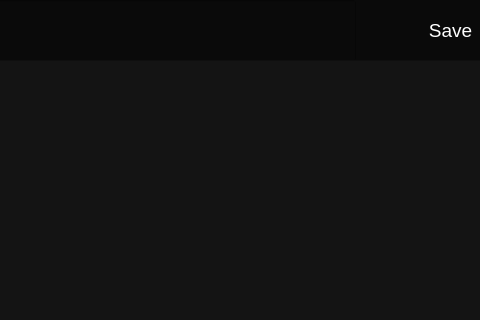
The window that Plus_Note.ui (archeopteryx-bit/qt_yalyceum_project) describes before a commit, drawn with Qt 5; both pictures show x 315 to 795 and y 0 to 320 of the 795 by 629 pixel window.
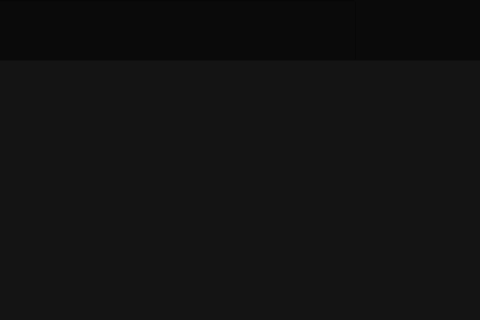
The same window after the commit. Icons and pictures are not drawn.

The edit to the form file:
```diff
--- a/Plus_Note.ui
+++ b/Plus_Note.ui
@@ -82,7 +82,13 @@
      <string notr="true">color: rgb(255, 255, 255);</string>
     </property>
     <property name="text">
-     <string>Save</string>
+     <string/>
+    </property>
+    <property name="iconSize">
+     <size>
+      <width>45</width>
+      <height>45</height>
+     </size>
     </property>
     <property name="flat">
      <bool>true</bool>
```
